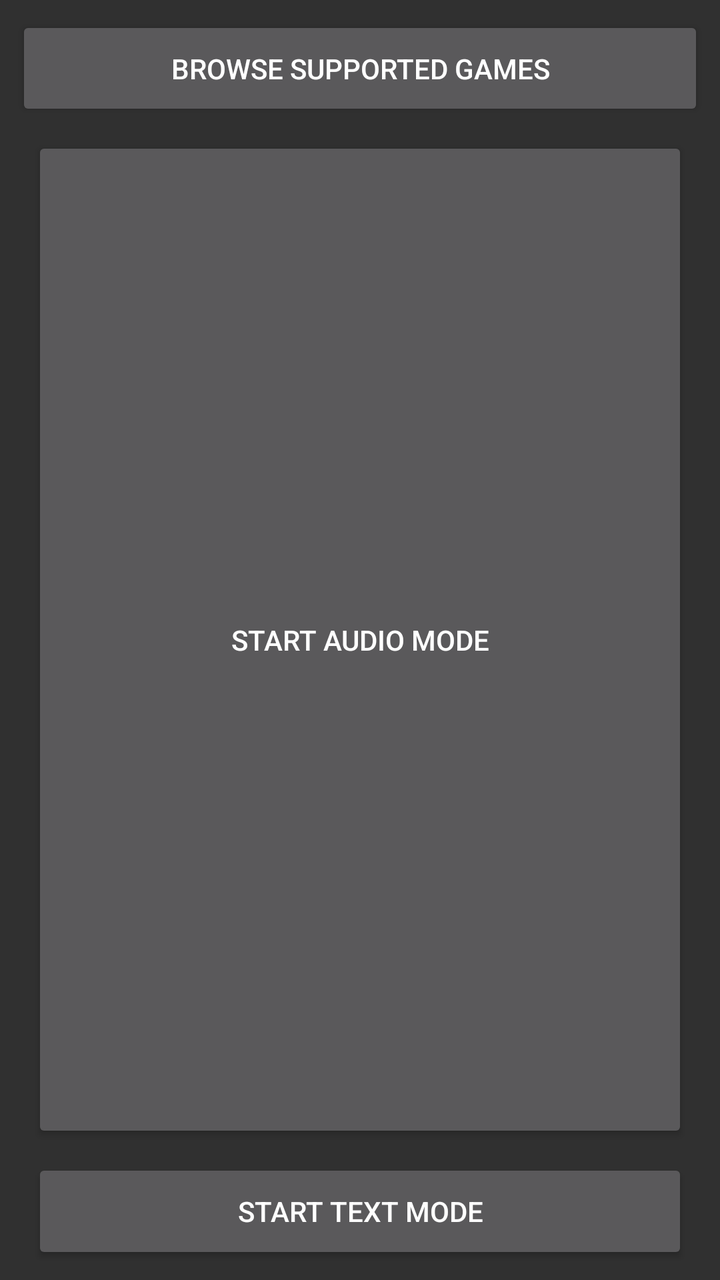
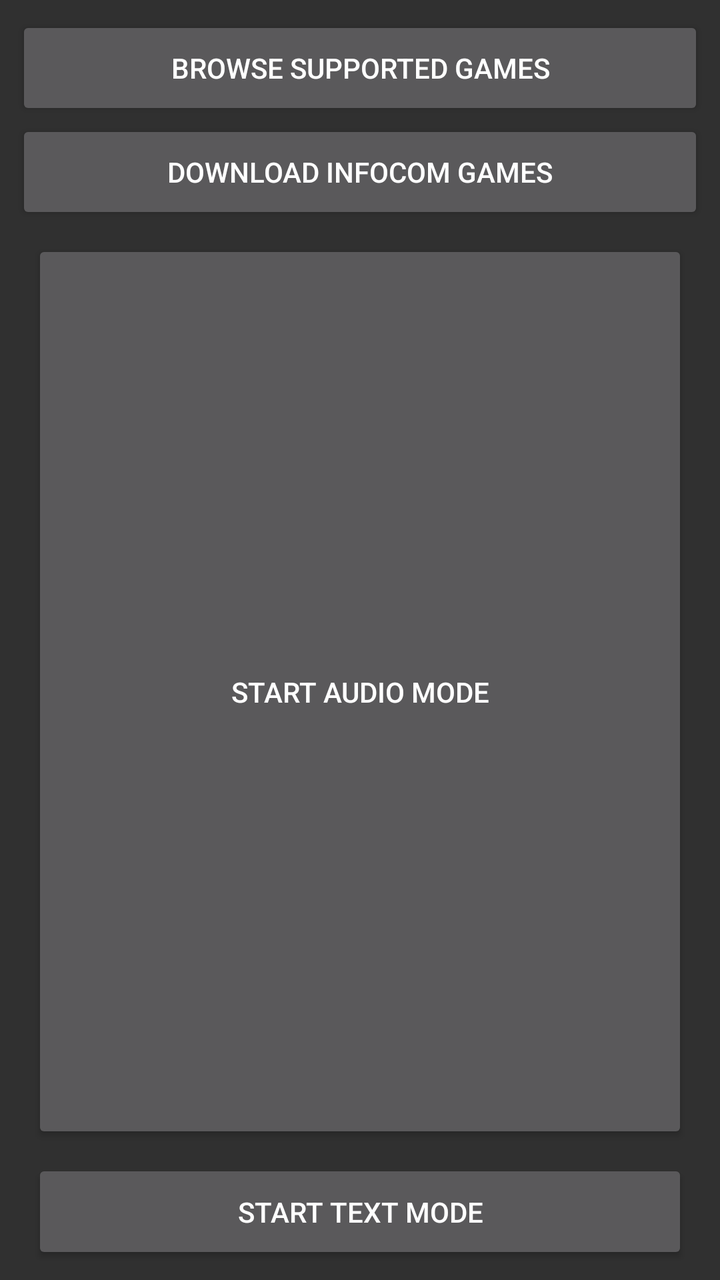

Screens rendered from an Android XML layout before and after an edit, with the pre-edit source and the edit as a unified diff.
<!-- AndroidManifest.xml: application theme AppTheme -->
<!-- res/layout/activity_menu.xml -->
<?xml version="1.0" encoding="utf-8"?>
<androidx.constraintlayout.widget.ConstraintLayout
    xmlns:android="http://schemas.android.com/apk/res/android"
    xmlns:app="http://schemas.android.com/apk/res-auto"
    xmlns:tools="http://schemas.android.com/tools"
    android:layout_width="match_parent"
    android:layout_height="match_parent"
    tools:context="org.redrossistudios.audioif.controllers.MenuActivity"
    tools:layout_editor_absoluteY="81dp"
    tools:layout_editor_absoluteX="0dp">

    <LinearLayout
        android:layout_width="0dp"
        android:layout_height="0dp"
        android:layout_marginLeft="8dp"
        android:layout_marginTop="8dp"
        android:layout_marginRight="8dp"
        android:layout_marginBottom="8dp"
        android:orientation="vertical"
        app:layout_constraintBottom_toBottomOf="parent"
        app:layout_constraintLeft_toLeftOf="parent"
        app:layout_constraintRight_toRightOf="parent"
        app:layout_constraintTop_toTopOf="parent">

        <Button
            android:id="@+id/linkButton"
            android:layout_width="match_parent"
            android:layout_height="wrap_content"
            android:layout_weight="1"
            android:text="Browse supported games" />

        <Button
            android:id="@+id/audioButton"
            android:layout_width="match_parent"
            android:layout_height="wrap_content"
            android:layout_marginStart="8dp"
            android:layout_marginLeft="8dp"
            android:layout_marginTop="8dp"
            android:layout_marginEnd="8dp"
            android:layout_marginRight="8dp"
            android:layout_weight="100"
            android:text="Start audio mode"
            app:layout_constraintLeft_toLeftOf="parent"
            app:layout_constraintRight_toRightOf="parent"
            app:layout_constraintTop_toTopOf="parent" />

        <Button
            android:id="@+id/textButton"
            android:layout_width="match_parent"
            android:layout_height="wrap_content"
            android:layout_marginStart="8dp"
            android:layout_marginLeft="8dp"
            android:layout_marginTop="8dp"
            android:layout_marginEnd="8dp"
            android:layout_marginRight="8dp"
            android:layout_weight="1"
            android:text="Start text mode"
            app:layout_constraintLeft_toLeftOf="parent"
            app:layout_constraintRight_toRightOf="parent"
            app:layout_constraintTop_toBottomOf="@+id/audioButton" />
    </LinearLayout>

</androidx.constraintlayout.widget.ConstraintLayout>
<!-- resources referenced by this layout -->
<resources>
  <style name="AppTheme" parent="Theme.AppCompat">
          
          <item name="colorPrimary">@color/colorPrimary</item>
          <item name="colorPrimaryDark">@color/colorPrimaryDark</item>
          <item name="colorAccent">@color/colorAccent</item>
      </style>
  <color name="colorPrimary">#3F51B5</color>
  <color name="colorPrimaryDark">#303F9F</color>
  <color name="colorAccent">#FF4081</color>
</resources>

<!-- the commit's change to res/layout/activity_menu.xml (unified diff, before → after) -->
@@ -28,6 +28,13 @@
             android:layout_height="wrap_content"
             android:layout_weight="1"
             android:text="Browse supported games" />
+
+        <Button
+            android:id="@+id/downloadButton"
+            android:layout_width="match_parent"
+            android:layout_height="wrap_content"
+            android:layout_weight="1"
+            android:text="Download Infocom games" />
 
         <Button
             android:id="@+id/audioButton"
